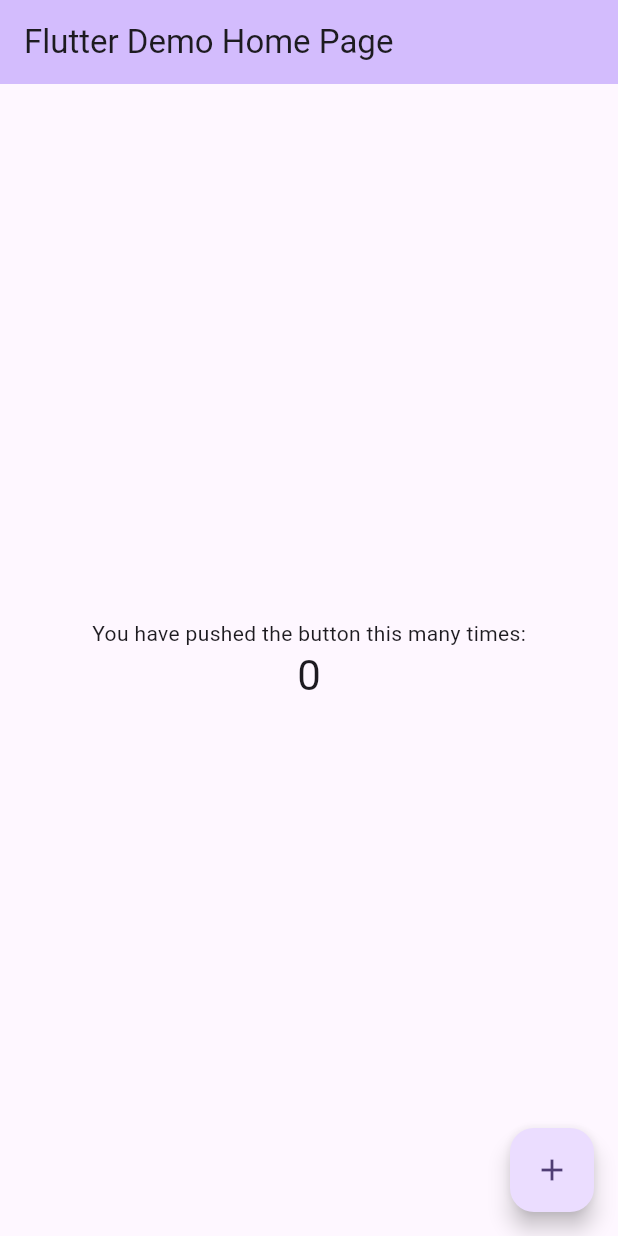
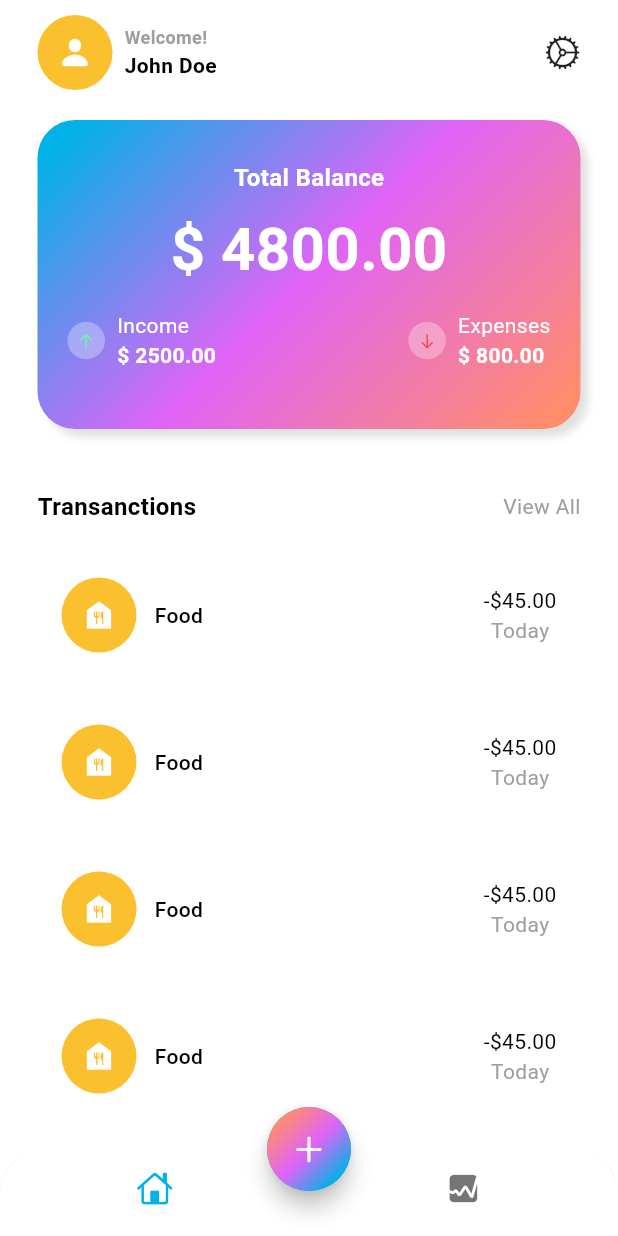
Before and after one commit to Edil-Ayehu/Expense-Tracker-App, a Flutter app: the screen it shows after launch, on a phone screen of 412 x 824 dp. Run offline on Flutter 3.47's test engine with Material 3 defaults, Android fonts, the phone set to English and light mode, and no system bars.

Commit message:
Home Screen UI completed!

```diff
--- a/analysis_options.yaml
+++ b/analysis_options.yaml
@@ -21,6 +21,8 @@ linter:
   # `// ignore_for_file: name_of_lint` syntax on the line or in the file
   # producing the lint.
   rules:
+    prefer_const_constructors: false
+    prefer_const_literals_to_create_immutables: false
     # avoid_print: false  # Uncomment to disable the `avoid_print` rule
     # prefer_single_quotes: true  # Uncomment to enable the `prefer_single_quotes` rule
 
--- /dev/null
+++ b/lib/app.dart
@@ -0,0 +1,11 @@
+import 'package:expense_tracker_app/app_view.dart';
+import 'package:flutter/material.dart';
+
+class MyApp extends StatelessWidget {
+  const MyApp({super.key});
+
+  @override
+  Widget build(BuildContext context) {
+    return MyAppView();
+  }
+}
--- /dev/null
+++ b/lib/app_view.dart
@@ -0,0 +1,25 @@
+import 'package:expense_tracker_app/screens/home/views/home_screen.dart';
+import 'package:flutter/material.dart';
+
+class MyAppView extends StatelessWidget {
+  const MyAppView({super.key});
+
+  @override
+  Widget build(BuildContext context) {
+    return MaterialApp(
+      debugShowCheckedModeBanner: false,
+      title: "Expense Tracker",
+      theme: ThemeData(
+        colorScheme: ColorScheme.light(
+          background: Colors.grey.shade100,
+          onBackground: Colors.black,
+          primary: Color(0xFF00B2E7),
+          secondary: Color(0xFFE064F7),
+          tertiary: Color(0xFFFF8D6C),
+          outline: Colors.grey,
+        ),
+      ),
+      home: HomeScreen(),
+    );
+  }
+}
--- a/lib/main.dart
+++ b/lib/main.dart
@@ -1,125 +1,6 @@
+import 'package:expense_tracker_app/app.dart';
 import 'package:flutter/material.dart';
 
 void main() {
   runApp(const MyApp());
 }
-
-class MyApp extends StatelessWidget {
-  const MyApp({super.key});
-
-  // This widget is the root of your application.
-  @override
-  Widget build(BuildContext context) {
-    return MaterialApp(
-      title: 'Flutter Demo',
-      theme: ThemeData(
-        // This is the theme of your application.
-        //
-        // TRY THIS: Try running your application with "flutter run". You'll see
-        // the application has a purple toolbar. Then, without quitting the app,
-        // try changing the seedColor in the colorScheme below to Colors.green
-        // and then invoke "hot reload" (save your changes or press the "hot
-        // reload" button in a Flutter-supported IDE, or press "r" if you used
-        // the command line to start the app).
-        //
-        // Notice that the counter didn't reset back to zero; the application
-        // state is not lost during the reload. To reset the state, use hot
-        // restart instead.
-        //
-        // This works for code too, not just values: Most code changes can be
-        // tested with just a hot reload.
-        colorScheme: ColorScheme.fromSeed(seedColor: Colors.deepPurple),
-        useMaterial3: true,
-      ),
-      home: const MyHomePage(title: 'Flutter Demo Home Page'),
-    );
-  }
-}
-
-class MyHomePage extends StatefulWidget {
-  const MyHomePage({super.key, required this.title});
-
-  // This widget is the home page of your application. It is stateful, meaning
-  // that it has a State object (defined below) that contains fields that affect
-  // how it looks.
-
-  // This class is the configuration for the state. It holds the values (in this
-  // case the title) provided by the parent (in this case the App widget) and
-  // used by the build method of the State. Fields in a Widget subclass are
-  // always marked "final".
-
-  final String title;
-
-  @override
-  State<MyHomePage> createState() => _MyHomePageState();
-}
-
-class _MyHomePageState extends State<MyHomePage> {
-  int _counter = 0;
-
-  void _incrementCounter() {
-    setState(() {
-      // This call to setState tells the Flutter framework that something has
-      // changed in this State, which causes it to rerun the build method below
-      // so that the display can reflect the updated values. If we changed
-      // _counter without calling setState(), then the build method would not be
-      // called again, and so nothing would appear to happen.
-      _counter++;
-    });
-  }
-
-  @override
-  Widget build(BuildContext context) {
-    // This method is rerun every time setState is called, for instance as done
-    // by the _incrementCounter method above.
-    //
-    // The Flutter framework has been optimized to make rerunning build methods
-    // fast, so that you can just rebuild anything that needs updating rather
-    // than having to individually change instances of widgets.
-    return Scaffold(
-      appBar: AppBar(
-        // TRY THIS: Try changing the color here to a specific color (to
-        // Colors.amber, perhaps?) and trigger a hot reload to see the AppBar
-        // change color while the other colors stay the same.
-        backgroundColor: Theme.of(context).colorScheme.inversePrimary,
-        // Here we take the value from the MyHomePage object that was created by
-        // the App.build method, and use it to set our appbar title.
-        title: Text(widget.title),
-      ),
-      body: Center(
-        // Center is a layout widget. It takes a single child and positions it
-        // in the middle of the parent.
-        child: Column(
-          // Column is also a layout widget. It takes a list of children and
-          // arranges them vertically. By default, it sizes itself to fit its
-          // children horizontally, and tries to be as tall as its parent.
-          //
-          // Column has various properties to control how it sizes itself and
-          // how it positions its children. Here we use mainAxisAlignment to
-          // center the children vertically; the main axis here is the vertical
-          // axis because Columns are vertical (the cross axis would be
-          // horizontal).
-          //
-          // TRY THIS: Invoke "debug painting" (choose the "Toggle Debug Paint"
-          // action in the IDE, or press "p" in the console), to see the
-          // wireframe for each widget.
-          mainAxisAlignment: MainAxisAlignment.center,
-          children: <Widget>[
-            const Text(
-              'You have pushed the button this many times:',
-            ),
-            Text(
-              '$_counter',
-              style: Theme.of(context).textTheme.headlineMedium,
-            ),
-          ],
-        ),
-      ),
-      floatingActionButton: FloatingActionButton(
-        onPressed: _incrementCounter,
-        tooltip: 'Increment',
-        child: const Icon(Icons.add),
-      ), // This trailing comma makes auto-formatting nicer for build methods.
-    );
-  }
-}
--- /dev/null
+++ b/lib/screens/home/views/home_screen.dart
@@ -0,0 +1,59 @@
+import 'dart:math';
+
+import 'package:expense_tracker_app/screens/home/views/main_screen.dart';
+import 'package:flutter/cupertino.dart';
+import 'package:flutter/material.dart';
+
+class HomeScreen extends StatelessWidget {
+  const HomeScreen({super.key});
+
+  @override
+  Widget build(BuildContext context) {
+    return Scaffold(
+      //appBar: AppBar(),
+      bottomNavigationBar: ClipRRect(
+        borderRadius: BorderRadius.vertical(
+          top: Radius.circular(30),
+        ),
+        child: BottomNavigationBar(
+          backgroundColor: Colors.white,
+          showSelectedLabels: false,
+          showUnselectedLabels: false,
+          elevation: 3,
+          items: [
+            BottomNavigationBarItem(
+              icon: Icon(CupertinoIcons.home),
+              label: 'Home',
+            ),
+            BottomNavigationBarItem(
+              icon: Icon(CupertinoIcons.graph_square_fill),
+              label: 'Stats',
+            ),
+          ],
+        ),
+      ),
+      floatingActionButtonLocation: FloatingActionButtonLocation.centerDocked,
+      floatingActionButton: FloatingActionButton(
+        onPressed: () {},
+        shape: const CircleBorder(),
+        child: Container(
+          width: 60,
+          height: 60,
+          decoration: BoxDecoration(
+            borderRadius: BorderRadius.circular(30),
+            gradient: LinearGradient(
+              colors: [
+                Theme.of(context).colorScheme.tertiary,
+                Theme.of(context).colorScheme.secondary,
+                Theme.of(context).colorScheme.primary,
+              ],
+              transform: GradientRotation(pi / 4),
+            ),
+          ),
+          child: Icon(CupertinoIcons.add),
+        ),
+      ),
+      body: MainScreen(),
+    );
+  }
+}
--- /dev/null
+++ b/lib/screens/home/views/main_screen.dart
@@ -0,0 +1,292 @@
+import 'dart:math';
+
+import 'package:flutter/cupertino.dart';
+import 'package:flutter/material.dart';
+
+class MainScreen extends StatelessWidget {
+  const MainScreen({super.key});
+
+  @override
+  Widget build(BuildContext context) {
+    return SafeArea(
+      child: Padding(
+        padding: const EdgeInsets.symmetric(horizontal: 25.0, vertical: 10),
+        child: Column(
+          children: [
+            Row(
+              children: [
+                Stack(
+                  alignment: Alignment.center,
+                  children: [
+                    Container(
+                      width: 50,
+                      height: 50,
+                      decoration: BoxDecoration(
+                        shape: BoxShape.circle,
+                        color: Colors.yellow[700],
+                      ),
+                    ),
+                    Icon(CupertinoIcons.person_fill, color: Colors.white),
+                  ],
+                ),
+                SizedBox(width: 8),
+                Column(
+                  crossAxisAlignment: CrossAxisAlignment.start,
+                  children: [
+                    Text(
+                      "Welcome!",
+                      style: TextStyle(
+                        fontSize: 12,
+                        fontWeight: FontWeight.w600,
+                        color: Theme.of(context).colorScheme.outline,
+                      ),
+                    ),
+                    Text(
+                      "John Doe",
+                      style: TextStyle(
+                        fontSize: 14,
+                        fontWeight: FontWeight.bold,
+                        color: Theme.of(context).colorScheme.onBackground,
+                      ),
+                    ),
+                  ],
+                ),
+                Spacer(),
+                Icon(CupertinoIcons.settings),
+              ],
+            ),
+            SizedBox(height: 20),
+            Container(
+              width: MediaQuery.of(context).size.width,
+              height: MediaQuery.of(context).size.width / 2,
+              decoration: BoxDecoration(
+                gradient: LinearGradient(
+                  colors: [
+                    Theme.of(context).colorScheme.primary,
+                    Theme.of(context).colorScheme.secondary,
+                    Theme.of(context).colorScheme.tertiary,
+                  ],
+                  transform: GradientRotation(pi / 4),
+                ),
+                borderRadius: BorderRadius.circular(25),
+                boxShadow: [
+                  BoxShadow(
+                    blurRadius: 4,
+                    color: Colors.grey.shade300,
+                    offset: Offset(5, 5),
+                  ),
+                ],
+              ),
+              child: Column(
+                mainAxisAlignment: MainAxisAlignment.center,
+                children: [
+                  Text(
+                    "Total Balance",
+                    style: TextStyle(
+                      fontWeight: FontWeight.w600,
+                      fontSize: 16,
+                      color: Colors.white,
+                    ),
+                  ),
+                  SizedBox(height: 8),
+                  Text(
+                    "\$ 4800.00",
+                    style: TextStyle(
+                      fontWeight: FontWeight.bold,
+                      fontSize: 40,
+                      color: Colors.white,
+                    ),
+                  ),
+                  Padding(
+                    padding: const EdgeInsets.symmetric(
+                        vertical: 12.0, horizontal: 20),
+                    child: Row(
+                      mainAxisAlignment: MainAxisAlignment.spaceBetween,
+                      children: [
+                        Row(
+                          children: [
+                            Container(
+                              width: 25,
+                              height: 25,
+                              decoration: BoxDecoration(
+                                color: Colors.white30,
+                                shape: BoxShape.circle,
+                              ),
+                              child: Center(
+                                child: Icon(
+                                  CupertinoIcons.arrow_up,
+                                  size: 12,
+                                  color: Colors.greenAccent,
+                                ),
+                              ),
+                            ),
+                            SizedBox(width: 8),
+                            Column(
+                              crossAxisAlignment: CrossAxisAlignment.start,
+                              children: [
+                                Text(
+                                  "Income",
+                                  style: TextStyle(
+                                    fontWeight: FontWeight.w400,
+                                    fontSize: 14,
+                                    color: Colors.white,
+                                  ),
+                                ),
+                                Text(
+                                  "\$ 2500.00",
+                                  style: TextStyle(
+                                    fontWeight: FontWeight.w600,
+                                    fontSize: 14,
+                                    color: Colors.white,
+                                  ),
+                                ),
+                              ],
+                            ),
+                          ],
+                        ),
+                        Row(
+                          children: [
+                            Container(
+                              width: 25,
+                              height: 25,
+                              decoration: BoxDecoration(
+                                color: Colors.white30,
+                                shape: BoxShape.circle,
+                              ),
+                              child: Center(
+                                child: Icon(
+                                  CupertinoIcons.arrow_down,
+                                  size: 12,
+                                  color: Colors.red,
+                                ),
+                              ),
+                            ),
+                            SizedBox(width: 8),
+                            Column(
+                              crossAxisAlignment: CrossAxisAlignment.start,
+                              children: [
+                                Text(
+                                  "Expenses",
+                                  style: TextStyle(
+                                    fontWeight: FontWeight.w400,
+                                    fontSize: 14,
+                                    color: Colors.white,
+                                  ),
+                                ),
+                                Text(
+                                  "\$ 800.00",
+                                  style: TextStyle(
+                                    fontWeight: FontWeight.w600,
+                                    fontSize: 14,
+                                    color: Colors.white,
+                                  ),
+                                ),
+                              ],
+                            ),
+                          ],
+                        ),
+                      ],
+                    ),
+                  ),
+                ],
+              ),
+            ),
+            SizedBox(height: 40),
+            Row(
+              mainAxisAlignment: MainAxisAlignment.spaceBetween,
+              children: [
+                Text(
+                  "Transanctions",
+                  style: TextStyle(
+                    fontWeight: FontWeight.bold,
+                    fontSize: 16,
+                    color: Theme.of(context).colorScheme.onBackground,
+                  ),
+                ),
+                GestureDetector(
+                  onTap: () {},
+                  child: Text(
+                    "View All",
+                    style: TextStyle(
+                      fontWeight: FontWeight.w400,
+                      fontSize: 14,
+                      color: Theme.of(context).colorScheme.outline,
+                    ),
+                  ),
+                ),
+              ],
+            ),
+            SizedBox(height: 20),
+            Expanded(
+              child: ListView.builder(
+                itemCount: 6,
+                itemBuilder: (context, index) {
+                  return Padding(
+                    padding: EdgeInsets.only(bottom: 16),
+                    child: Container(
+                      decoration: BoxDecoration(
+                        color: Colors.white,
+                        borderRadius: BorderRadius.circular(12),
+                      ),
+                      child: Padding(
+                        padding: EdgeInsets.all(16),
+                        child: Row(
+                          children: [
+                            Stack(
+                              alignment: Alignment.center,
+                              children: [
+                                Container(
+                                  width: 50,
+                                  height: 50,
+                                  decoration: BoxDecoration(
+                                    color: Colors.yellow[700],
+                                    shape: BoxShape.circle,
+                                  ),
+                                ),
+                                Icon(Icons.food_bank,color: Colors.white),
+                              ],
+                            ),
+                            SizedBox(width: 12),
+                            Text(
+                              "Food",
+                              style: TextStyle(
+                                fontSize: 14,
+                                color: Theme.of(context).colorScheme.onBackground,
+                                fontWeight: FontWeight.w500,
+                              ),
+                            ),
+                            Spacer(),
+                            Column(
+                              children: [
+                                Text(
+                              "-\$45.00",
+                              style: TextStyle(
+                                fontSize: 14,
+                                color: Theme.of(context).colorScheme.onBackground,
+                                fontWeight: FontWeight.w400,
+                              ),
+                            ),
+                            Text(
+                              "Today",
+                              style: TextStyle(
+                                fontSize: 14,
+                                color: Theme.of(context).colorScheme.outline,
+                                fontWeight: FontWeight.w400,
+                              ),
+                            ),
+                              ],
+                            ),
+                          ],
+                        ),
+                      ),
+                    ),
+                  );
+                },
+              ),
+            ),
+          ],
+        ),
+      ),
+    );
+  }
+}
```
Also changed, not shown: lib/data/data.dart (added).
